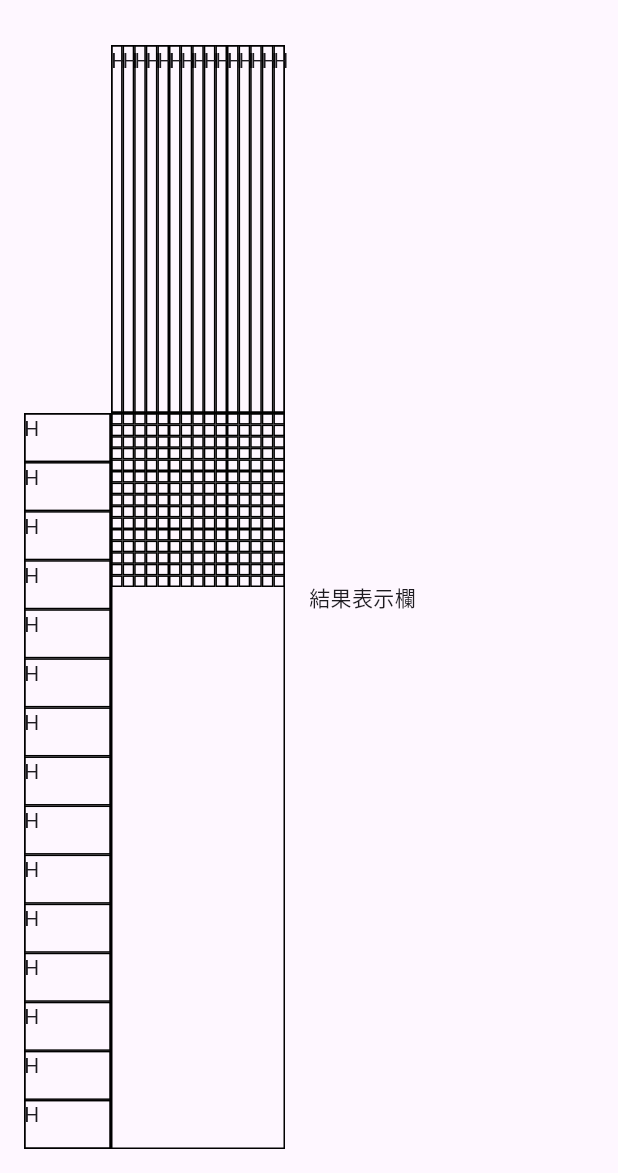
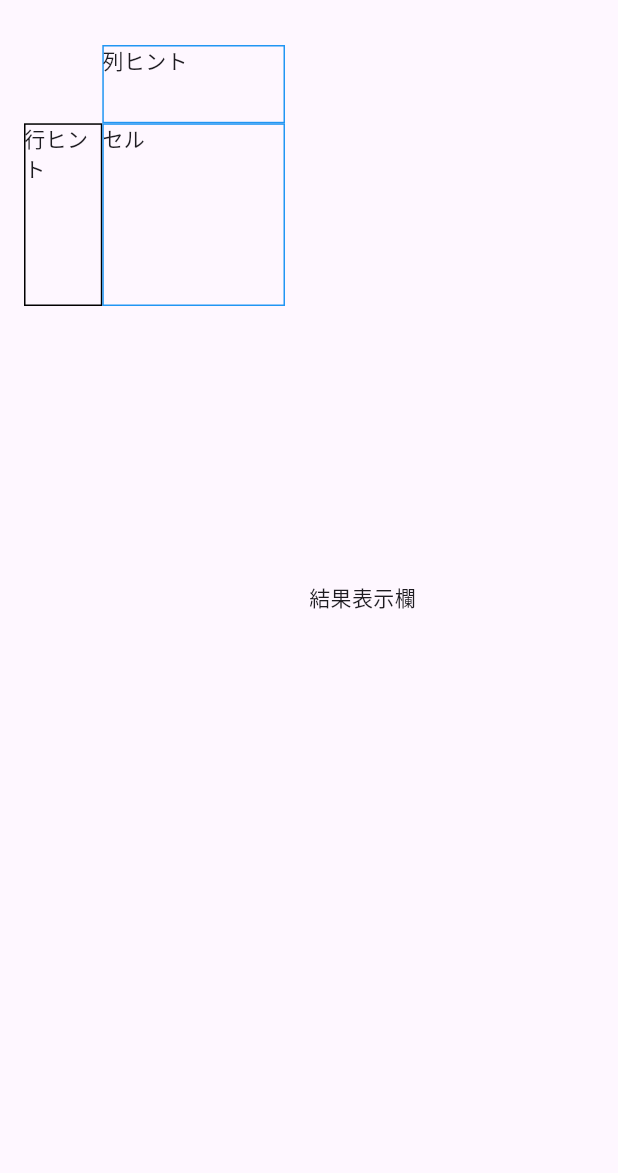
Before and after one commit to narumincho/nonogram, a Flutter app: the screen it shows after launch, on a phone screen of 412 x 824 dp, the part 63-1236 px from its top. Run offline on Flutter 3.47's test engine with Material 3 defaults, Android fonts, the phone set to English and light mode, and no system bars; our stand-ins replace fast_immutable_collections.

Commit message:
LayoutBuilder を使ってみる

```diff
--- a/lib/widget/nonogram_input.dart
+++ b/lib/widget/nonogram_input.dart
@@ -17,73 +17,57 @@ class NonoGramInput extends StatelessWidget {
 
   @override
   Widget build(BuildContext context) {
-    return Column(
-      children: [
-        Expanded(
-          flex: 1,
-          child: Row(children: [
-            const Expanded(flex: 1, child: SizedBox()),
-            Expanded(
-              flex: 2,
+    return LayoutBuilder(builder: (context, constraints) {
+      const hintSizeRate = 0.3;
+      print('constraints: ${(
+        minWidth: constraints.minWidth,
+        maxWidth: constraints.maxWidth,
+        minHeight: constraints.minHeight,
+        maxHeight: constraints.maxHeight,
+      )}');
+      final size = min(constraints.maxWidth, constraints.maxHeight);
+      print('size: $size');
+      return Stack(children: [
+        Positioned(
+          left: size * hintSizeRate,
+          top: 0,
+          width: size * (1 - hintSizeRate),
+          height: size * hintSizeRate,
+          child: DecoratedBox(
+            decoration: BoxDecoration(border: Border.all(color: Colors.blue)),
+            child: Text('列ヒント'),
+          ),
+        ),
+        Positioned(
+          left: 0,
+          top: size * hintSizeRate,
+          width: size * hintSizeRate,
+          height: size * (1 - hintSizeRate),
           child: DecoratedBox(
             decoration: BoxDecoration(border: Border.all()),
-                child: Row(
-                  crossAxisAlignment: CrossAxisAlignment.stretch,
-                  children: [
-                    ...value.rowHints.map(
-                      (rowHint) => Expanded(
-                        flex: 1,
-                        child: DecoratedBox(
-                          decoration: BoxDecoration(border: Border.all()),
-                          child: const Text('H'),
+            child: Text('行ヒント'),
           ),
         ),
-                    ),
-                  ],
+        Positioned(
+          left: size * hintSizeRate,
+          top: size * hintSizeRate,
+          width: size * (1 - hintSizeRate),
+          height: size * (1 - hintSizeRate),
+          child: DecoratedBox(
+            decoration: BoxDecoration(border: Border.all(color: Colors.blue)),
+            child: Text('セル'),
           ),
         ),
+      ]);
+      SizedBox(
+        width: size,
+        height: size,
+        child: DecoratedBox(
+          decoration: BoxDecoration(border: Border.all(color: Colors.blue)),
+          child: Text('input'),
         ),
-          ]),
-        ),
-        Expanded(
-          flex: 2,
-          child: Row(children: [
-            Expanded(
-              flex: 1,
-              child: DecoratedBox(
-                decoration: BoxDecoration(border: Border.all()),
-                child: Column(
-                  crossAxisAlignment: CrossAxisAlignment.stretch,
-                  children: [
-                    ...value.columnHints.map(
-                      (columnHint) => Expanded(
-                        flex: 1,
-                        child: DecoratedBox(
-                          decoration: BoxDecoration(border: Border.all()),
-                          child: const Text('H'),
-                        ),
-                      ),
-                    ),
-                  ],
-                ),
-              ),
-            ),
-            Expanded(
-              flex: 2,
-              child: DecoratedBox(
-                decoration: BoxDecoration(border: Border.all()),
-                child: _CellsInput(
-                  cells: value.cells,
-                  onChanged: (newCells) {
-                    onChanged(value.copyWithCells(newCells));
-                  },
-                ),
-              ),
-            )
-          ]),
-        )
-      ],
       );
+    });
   }
 }
 
```
Lines whose indentation alone changed are shown as unchanged.
